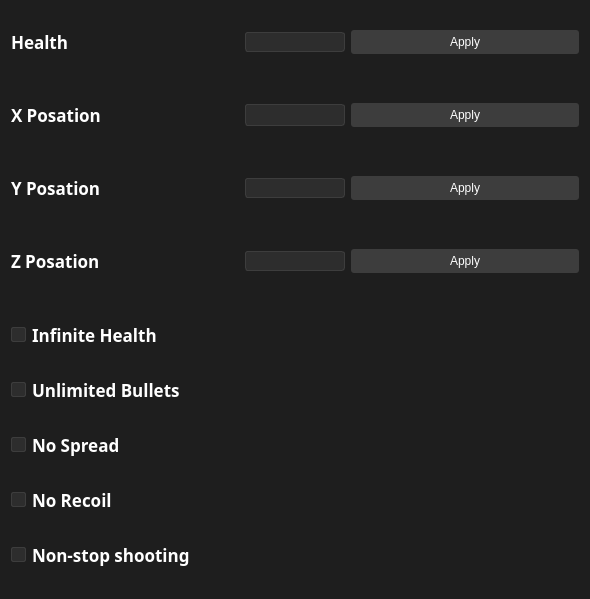
47bahadir/Hitman5_ExternalCheat, file Hitman5_External.ui: the form before one commit.
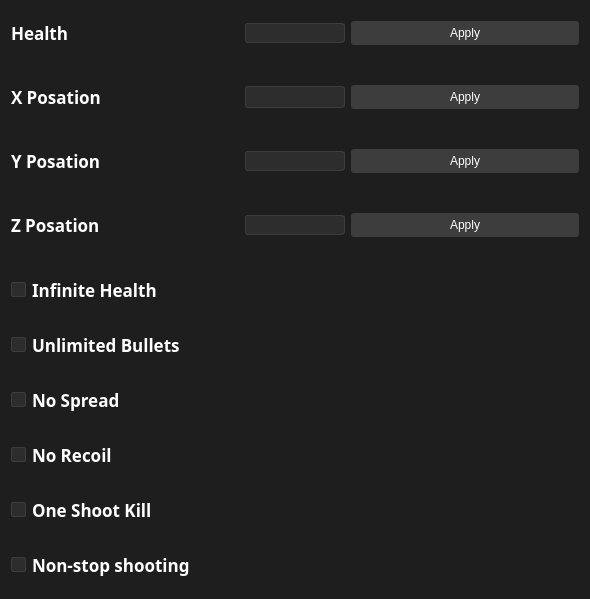
The form after the commit.

```diff
--- a/Hitman5_External.ui
+++ b/Hitman5_External.ui
@@ -353,6 +353,21 @@
           </property>
          </widget>
         </item>
+        <item>
+           <widget class="QCheckBox" name="oneShootKill_checkBox">
+             <property name="font">
+               <font>
+                 <family>Bell MT</family>
+                 <pointsize>13</pointsize>
+                 <weight>75</weight>
+                 <bold>true</bold>
+               </font>
+             </property>
+             <property name="text">
+               <string>One Shoot Kill</string>
+             </property>
+           </widget>
+        </item>
         <item>
          <widget class="QCheckBox" name="NonStopShooting_checkBox">
           <property name="font">
```
